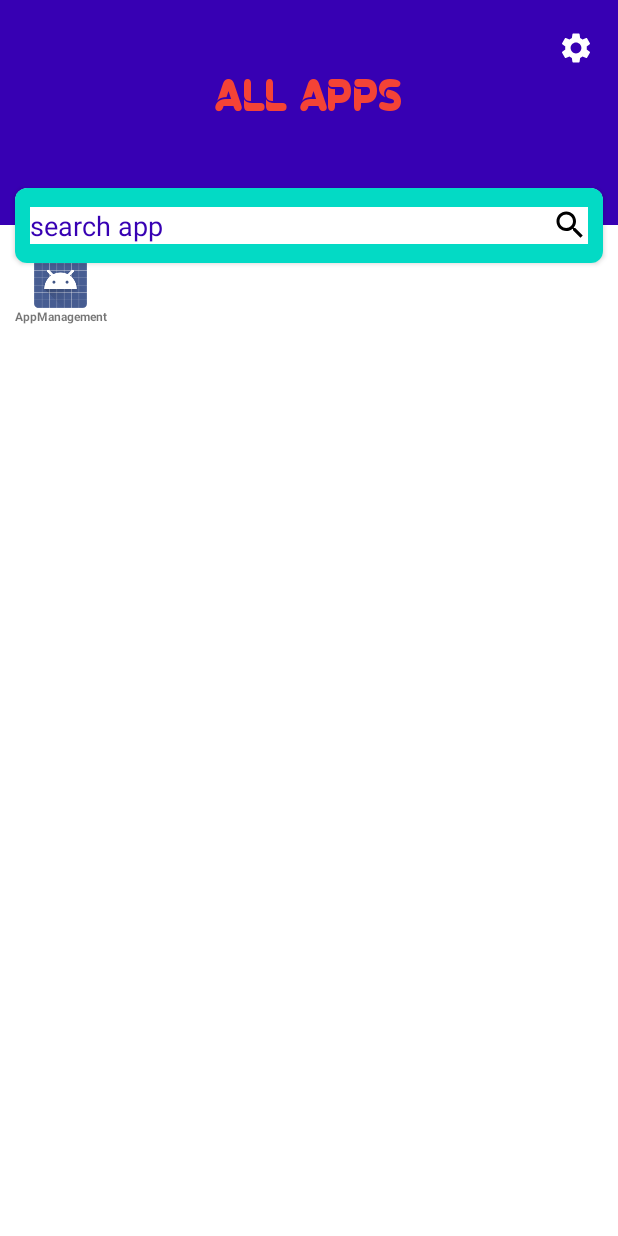
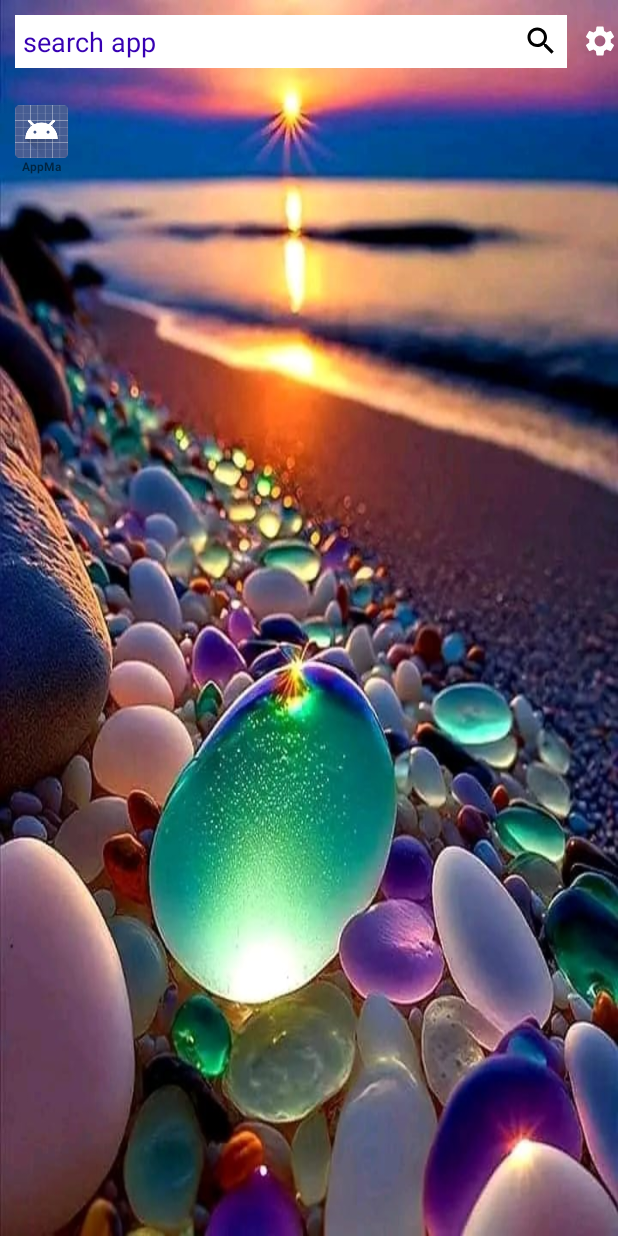
Before and after one commit to leonTech254/App_Access_Control, an Android app: the AllApps screen opened directly, with no data from a screen before it, on a phone screen of 412 x 824 dp. Run offline under Robolectric (Android 15) with nearby library versions, the light colour scheme and no system bars.

Commit message:
--updated code[persmission]

```diff
--- a/app/src/main/java/com/example/appmanagement/AccessAs.java
+++ b/app/src/main/java/com/example/appmanagement/AccessAs.java
@@ -5,7 +5,9 @@ import androidx.appcompat.app.AppCompatActivity;
 import android.content.Intent;
 import android.database.Cursor;
 import android.os.Bundle;
+import android.view.View;
 import android.widget.TextView;
+import android.widget.Toast;
 
 public class AccessAs extends AppCompatActivity {
     private String userID;
@@ -18,7 +20,9 @@ public class AccessAs extends AppCompatActivity {
         super.onCreate(savedInstanceState);
         setContentView(R.layout.activity_access_as);
         userID=getIntent().getStringExtra("userId");
+        allowedApp="None";
         getData();
+
 
     }
 
@@ -53,5 +57,19 @@ public class AccessAs extends AppCompatActivity {
             Intent intent = new Intent(this,AllApps.class);
             startActivity(intent);
         }
+        if(allowedApp.equals("none"))
+        {
+            Toast.makeText(this, "Try logging in again", Toast.LENGTH_SHORT).show();
+        }
+    }
+
+
+    public void toAllowedApps(View view)
+    {
+        Intent intent = new Intent(this,PermisionOverView.class);
+        intent.putExtra("userId",UserID);
+        intent.putExtra("username",usernamedb);
+        startActivity(intent);
+
     }
 }
--- a/app/src/main/java/com/example/appmanagement/AppAdaptor.java
+++ b/app/src/main/java/com/example/appmanagement/AppAdaptor.java
@@ -38,7 +38,13 @@ private Context context;
     public void onBindViewHolder(@NonNull AppHolder holder, @SuppressLint("RecyclerView") int position) {
 
     AppItems AppItems = appItems.get(position);
-    holder.AppName.setText(AppItems.getAppName());
+    if(AppItems.getAppName().length()>5)
+    {
+        holder.AppName.setText(AppItems.getAppName().substring(0,5));
+    }else
+    {
+        holder.AppName.setText(AppItems.getAppName());
+    }
     holder.AppIcon.setImageDrawable(AppItems.getAppIcon());
     holder.itemView.setOnClickListener(new View.OnClickListener() {
         @Override
--- a/app/src/main/java/com/example/appmanagement/PermisionOverView.java
+++ b/app/src/main/java/com/example/appmanagement/PermisionOverView.java
@@ -68,10 +68,10 @@ public class PermisionOverView extends AppCompatActivity {
             if ((applicationInfo.flags & ApplicationInfo.FLAG_SYSTEM) == 0) {
                 Drawable appIcon = packageManager.getApplicationIcon(applicationInfo);
                 String appName = packageManager.getApplicationLabel(applicationInfo).toString();
-                System.out.println(appName);
+
 
                 String[] processname = appName.split("\\ ");
-                System.out.println(processname);
+
 
                 String packageName = applicationInfo.packageName;
 
@@ -79,20 +79,22 @@ public class PermisionOverView extends AppCompatActivity {
                 String[] permissions = packageInfo.requestedPermissions;
 
                 // Print the application name and its permissions
-                if (permissions != null) {
-                    System.out.println("Requested permissions:");
-                    for (String permission : permissions) {
-                        System.out.println(permission);
-                    }
-                }
+//                if (permissions != null) {
+//                    System.out.println("Requested permissions:");
+//                    for (String permission : permissions) {
+//                        System.out.println(permission);
+//                    }
+//                }
                 if(dbpermission.equals("all"))
                 {
                     AppItems AppItems = new AppItems(appName, appIcon, packageName);
                     appItems.add(AppItems);
 
                 }else {
-                    if ( ApplistTemp.contains(packageName))
+
+                    if (UsersPermission.contains(appName))
                     {
+
                         AppItems AppItems = new AppItems(appName, appIcon, packageName);
                         appItems.add(AppItems);
 
--- a/app/src/main/res/layout/activity_all_apps.xml
+++ b/app/src/main/res/layout/activity_all_apps.xml
@@ -4,21 +4,42 @@
     xmlns:tools="http://schemas.android.com/tools"
     android:layout_width="match_parent"
     android:layout_height="match_parent"
-    tools:context=".AllApps">
+    tools:context=".AllApps"
+    android:background="@drawable/image1"
+    >
 
     <View
         android:id="@+id/view"
         android:layout_width="match_parent"
-        android:layout_height="150dp"
-        android:background="@color/purple_700"
+        android:layout_height="50dp"
         app:layout_constraintEnd_toEndOf="parent"
         app:layout_constraintStart_toStartOf="parent"
         app:layout_constraintTop_toTopOf="parent" />
 
+    <LinearLayout
+        android:layout_width="match_parent"
+        android:layout_height="wrap_content"
+        android:orientation="horizontal"
+        android:layout_marginTop="10dp"
+        app:layout_constraintTop_toTopOf="parent"
+        android:gravity="center"
+        >
+        <EditText
+            android:layout_width="match_parent"
+            android:layout_height="wrap_content"
+            android:background="@color/white"
+            android:layout_weight="1"
+            android:drawableRight="@drawable/baseline_search_24"
+            android:hint="search app"
+            android:textColorHint="@color/purple_700"
+            android:layout_marginLeft="10dp"
+            android:layout_marginRight="10dp"
+            android:padding="5dp"
+
+            />
         <ImageView
             android:layout_width="wrap_content"
             android:layout_height="wrap_content"
-        android:layout_marginTop="20dp"
             android:src="@drawable/baseline_settings_24"
             app:layout_constraintEnd_toEndOf="parent"
             app:layout_constraintHorizontal_bias="0.864"
@@ -27,23 +48,15 @@
             app:tint="@color/white"
             android:onClick="toSettings"
 
+
+
             />
 
-
-    <TextView
-        android:id="@+id/textView"
-        android:layout_width="wrap_content"
-        android:layout_height="wrap_content"
-        android:fontFamily="@font/omegle"
-        android:text="ALL APPS"
-        android:textColor="@color/red"
+    </LinearLayout>
 
 
-        android:textSize="30dp"
-        app:layout_constraintBottom_toTopOf="@+id/cardView"
-        app:layout_constraintEnd_toEndOf="parent"
-        app:layout_constraintStart_toStartOf="parent"
-        app:layout_constraintTop_toTopOf="parent" />
+
+
 
 
     <androidx.recyclerview.widget.RecyclerView
@@ -56,38 +69,5 @@
         android:layout_marginTop="10dp"
         />
 
-    <androidx.cardview.widget.CardView
-        android:id="@+id/cardView"
-        android:layout_width="match_parent"
-        android:layout_height="50dp"
-        android:background="@color/teal_200"
-        app:cardCornerRadius="8dp"
-        app:layout_constraintBottom_toBottomOf="@+id/view"
-        app:layout_constraintTop_toBottomOf="@+id/view"
-        tools:layout_editor_absoluteX="10dp"
-        android:layout_marginLeft="10dp"
-        android:layout_marginRight="10dp"
-
-        >
-
-        <LinearLayout
-            android:layout_width="match_parent"
-            android:layout_height="match_parent"
-            android:background="@color/teal_200"
-            android:gravity="center"
-            android:padding="10dp">
-
-            <EditText
-                android:layout_width="match_parent"
-                android:layout_height="wrap_content"
-                android:background="@color/white"
-                android:drawableRight="@drawable/baseline_search_24"
-                android:hint="search app"
-                android:textColorHint="@color/purple_700" />
-
-        </LinearLayout>
-
-
-    </androidx.cardview.widget.CardView>
 
 </androidx.constraintlayout.widget.ConstraintLayout>
--- a/app/src/main/res/layout/activity_main.xml
+++ b/app/src/main/res/layout/activity_main.xml
@@ -7,7 +7,7 @@
     tools:context=".MainActivity"
     android:gravity="center"
     android:orientation="vertical"
-    android:background="@drawable/background"
+    android:background="@drawable/image2"
     >
     <TextView
         android:layout_width="wrap_content"
--- a/app/src/main/res/layout/activity_permision_over_view.xml
+++ b/app/src/main/res/layout/activity_permision_over_view.xml
@@ -40,6 +40,7 @@
                 android:fontFamily="@font/omegle"
                 />
             <TextView
+                android:id="@+id/username"
                 android:layout_width="wrap_content"
                 android:layout_height="wrap_content"
                 android:text="Martin Leon"
```
Also changed, not shown: app/src/main/res/drawable/image1.jpeg (added), app/src/main/res/drawable/image2.jpeg (added). Lines whose indentation alone changed are shown as unchanged.
